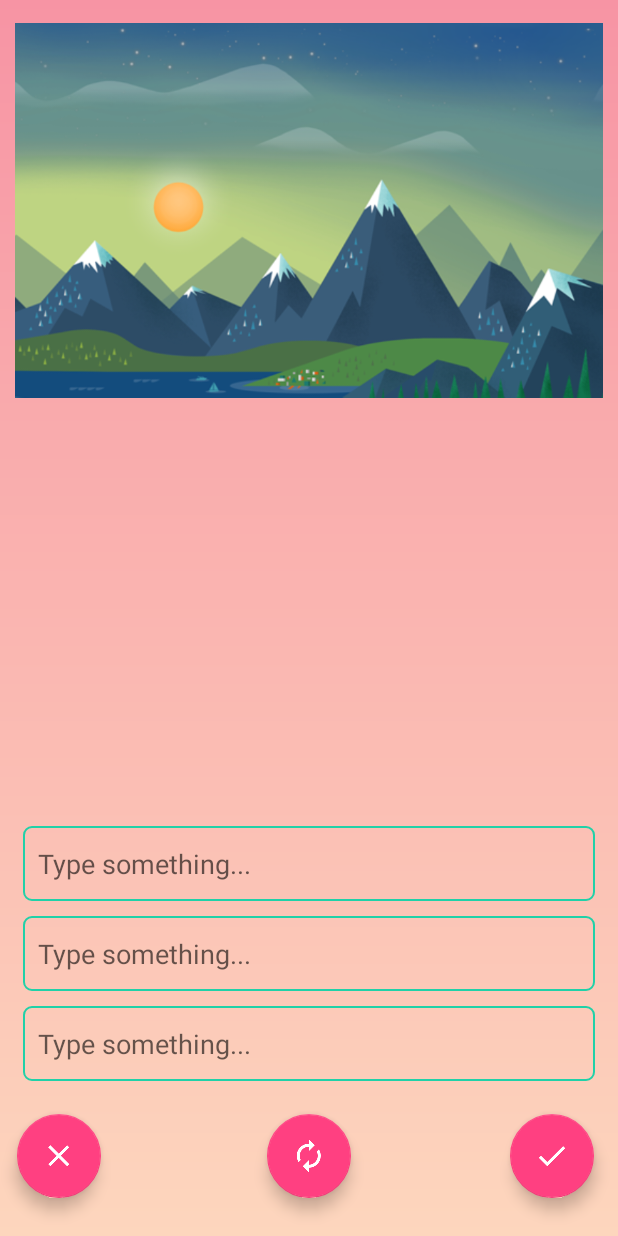
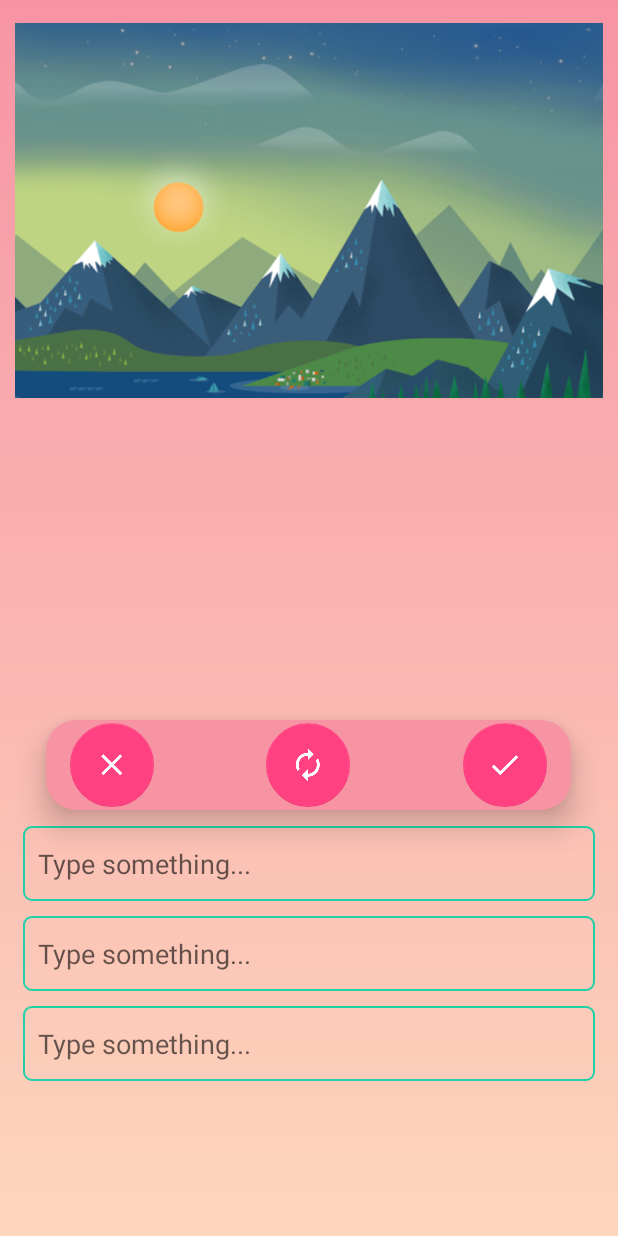
Before and after one commit to Sudharshaun/Perception, an Android app: the screen it shows after launch (MainActivity), on a phone screen of 412 x 824 dp. Run offline under Robolectric (Android 15) with nearby library versions, the phone set to English and light mode, and no system bars.

Commit message:
card commit eh

```diff
--- a/app/src/main/res/layout/activity_main.xml
+++ b/app/src/main/res/layout/activity_main.xml
@@ -25,51 +25,7 @@
             app:srcCompat="@drawable/fondos" />
     </RelativeLayout>
 
-    <RelativeLayout
-        android:layout_width="match_parent"
-        android:layout_height="match_parent"
-        android:layout_alignParentStart="true"
-        android:layout_alignParentTop="true"
-        android:layout_alignParentLeft="true">
-
-        <android.support.design.widget.FloatingActionButton
-            android:id="@+id/floatingButtonNext"
-            android:layout_width="wrap_content"
-            android:layout_height="wrap_content"
-            android:layout_alignParentBottom="true"
-            android:layout_alignParentEnd="true"
-            android:layout_marginBottom="25dp"
-            android:layout_marginEnd="16dp"
-            android:clickable="true"
-            app:srcCompat="@drawable/ic_check_white_24dp"
-            android:layout_alignParentRight="true"
-            android:layout_marginRight="16dp"
-            android:focusable="true" />
-
-        <android.support.design.widget.FloatingActionButton
-            android:id="@+id/floatingButtonNew"
-            android:layout_width="wrap_content"
-            android:layout_height="wrap_content"
-            android:layout_alignTop="@+id/floatingButtonNext"
-            android:layout_centerHorizontal="true"
-            android:clickable="true"
-            app:srcCompat="@drawable/ic_autorenew_white_24dp"
-            android:focusable="true" />
-
-        <android.support.design.widget.FloatingActionButton
-            android:id="@+id/floatingButtonClose"
-            android:layout_width="wrap_content"
-            android:layout_height="wrap_content"
-            android:layout_alignParentStart="true"
-            android:layout_alignTop="@+id/floatingButtonNext"
-            android:layout_marginStart="11dp"
-            android:clickable="true"
-            app:srcCompat="@drawable/ic_close_white_24dp"
-            android:layout_alignParentLeft="true"
-            android:layout_marginLeft="11dp"
-            android:focusable="true" />
-
-    </RelativeLayout>
+// Type something ku thevayaana codugal
 
     <RelativeLayout
         android:layout_width="match_parent"
@@ -91,6 +47,7 @@
             android:hint="@string/type_something"
             android:inputType="textPersonName"
             android:paddingLeft="10sp"
+            android:imeOptions="actionDone"
             android:textColorLink="@color/colorPrimaryDark" />
 
         <EditText
@@ -108,6 +65,7 @@
             android:hint="@string/type_something"
             android:inputType="textPersonName"
             android:paddingLeft="10sp"
+            android:imeOptions="actionDone"
             android:paddingStart="10sp"
             android:textColorLink="@color/colorPrimaryDark" />
 
@@ -124,9 +82,75 @@
             android:ems="10"
             android:hint="@string/type_something"
             android:inputType="textPersonName"
+            android:imeOptions="actionDone"
             android:paddingLeft="10sp"
             android:textColorLink="@color/colorPrimaryDark"
             android:textIsSelectable="false" />
+
     </RelativeLayout>
 
+    //FLOATING ICONS ku thevayaana codugal
+
+    <android.support.v7.widget.CardView
+
+        android:layout_width="350dp"
+        android:layout_height="60dp"
+        android:layout_centerHorizontal="true"
+        android:layout_marginTop="480dp"
+        app:cardBackgroundColor="@color/colorPrimaryDark"
+        app:cardCornerRadius="20dp"
+        app:cardElevation="12dp"
+        >
+
+        <RelativeLayout
+            android:layout_width="match_parent"
+            android:layout_height="match_parent"
+            android:layout_alignParentLeft="true"
+            android:layout_alignParentStart="true"
+            android:layout_alignParentTop="true">
+
+
+            <android.support.design.widget.FloatingActionButton
+                android:id="@+id/floatingButtonNew"
+                android:layout_width="wrap_content"
+                android:layout_height="wrap_content"
+                android:layout_centerInParent="true"
+                android:layout_centerHorizontal="true"
+                android:clickable="true"
+                android:focusable="true"
+                app:elevation="0dp"
+                app:srcCompat="@drawable/ic_autorenew_white_24dp" />
+
+            <android.support.design.widget.FloatingActionButton
+                android:id="@+id/floatingButtonClose"
+                android:layout_width="wrap_content"
+                android:layout_height="wrap_content"
+                android:layout_alignParentLeft="true"
+                android:layout_alignParentStart="true"
+                android:layout_marginLeft="11dp"
+                android:layout_marginStart="16dp"
+                android:layout_centerInParent="true"
+                android:clickable="true"
+                android:focusable="true"
+                app:elevation="0dp"
+                app:srcCompat="@drawable/ic_close_white_24dp" />
+
+            <android.support.design.widget.FloatingActionButton
+                android:id="@+id/floatingButtonNext"
+                android:layout_width="wrap_content"
+                android:layout_height="wrap_content"
+                android:layout_centerInParent="true"
+                android:layout_alignParentEnd="true"
+                android:layout_alignParentRight="true"
+                android:layout_marginEnd="16dp"
+                android:layout_marginRight="16dp"
+                android:clickable="true"
+                android:focusable="true"
+                app:elevation="0dp"
+                app:srcCompat="@drawable/ic_check_white_24dp" />
+
+        </RelativeLayout>
+    </android.support.v7.widget.CardView>
+
+
 </RelativeLayout>
```
